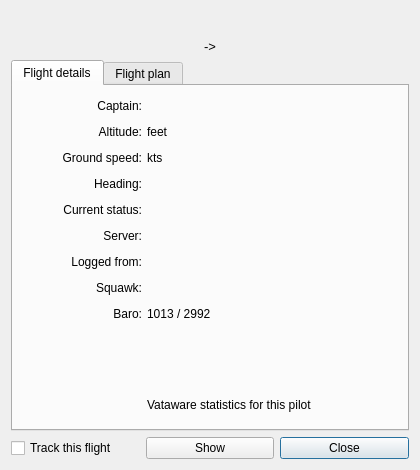
Vatsinator/vatsinator-legacy, file source/ui/windows/flightdetailswindow.ui: the form before one commit.
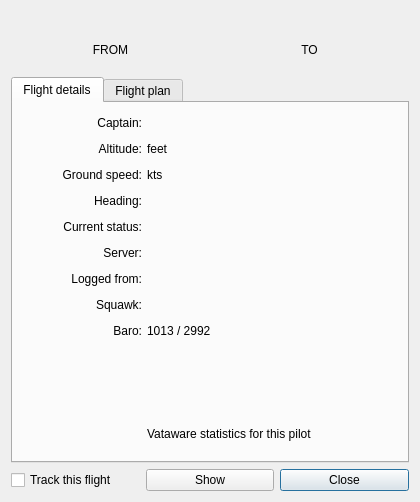
The form after the commit. Icons and pictures are not drawn. Custom widgets are drawn as their Qt base class.

Patch:
```diff
--- a/source/ui/windows/flightdetailswindow.ui
+++ b/source/ui/windows/flightdetailswindow.ui
@@ -10,7 +10,7 @@
     <x>0</x>
     <y>0</y>
     <width>420</width>
-    <height>470</height>
+    <height>502</height>
    </rect>
   </property>
   <property name="windowTitle">
@@ -23,13 +23,11 @@
   <layout class="QVBoxLayout" name="verticalLayout_2">
    <item>
     <layout class="QVBoxLayout" name="verticalLayout">
+     <property name="spacing">
+      <number>0</number>
+     </property>
      <item>
       <widget class="QLabel" name="CallsignLabel">
-       <property name="font">
-        <font>
-         <pointsize>14</pointsize>
-        </font>
-       </property>
        <property name="text">
         <string/>
        </property>
@@ -39,19 +37,107 @@
       </widget>
      </item>
      <item>
-      <widget class="QLabel" name="RouteLabel">
-       <property name="font">
-        <font>
-         <pointsize>10</pointsize>
-        </font>
-       </property>
-       <property name="text">
-        <string notr="true">-&gt;</string>
-       </property>
-       <property name="alignment">
-        <set>Qt::AlignCenter</set>
-       </property>
-      </widget>
+      <layout class="QHBoxLayout" name="horizontalLayout_3">
+       <item>
+        <widget class="QLabel" name="AirlineLogoLabel">
+         <property name="maximumSize">
+          <size>
+           <width>85</width>
+           <height>18</height>
+          </size>
+         </property>
+         <property name="text">
+          <string/>
+         </property>
+        </widget>
+       </item>
+       <item>
+        <widget class="QLabel" name="AirlineLabel">
+         <property name="text">
+          <string/>
+         </property>
+         <property name="alignment">
+          <set>Qt::AlignCenter</set>
+         </property>
+        </widget>
+       </item>
+       <item>
+        <spacer name="horizontalSpacer">
+         <property name="orientation">
+          <enum>Qt::Horizontal</enum>
+         </property>
+         <property name="sizeType">
+          <enum>QSizePolicy::Fixed</enum>
+         </property>
+         <property name="sizeHint" stdset="0">
+          <size>
+           <width>85</width>
+           <height>18</height>
+          </size>
+         </property>
+        </spacer>
+       </item>
+      </layout>
+     </item>
+     <item>
+      <layout class="QHBoxLayout" name="horizontalLayout_7">
+       <item>
+        <widget class="QLabel" name="FromLabel">
+         <property name="text">
+          <string notr="true">FROM</string>
+         </property>
+         <property name="alignment">
+          <set>Qt::AlignCenter</set>
+         </property>
+         <property name="indent">
+          <number>10</number>
+         </property>
+        </widget>
+       </item>
+       <item>
+        <widget class="QLabel" name="ToLabel">
+         <property name="text">
+          <string notr="true">TO</string>
+         </property>
+         <property name="alignment">
+          <set>Qt::AlignCenter</set>
+         </property>
+         <property name="indent">
+          <number>10</number>
+         </property>
+        </widget>
+       </item>
+      </layout>
+     </item>
+     <item>
+      <layout class="QHBoxLayout" name="horizontalLayout_2">
+       <item>
+        <widget class="QLabel" name="FromCityLabel">
+         <property name="text">
+          <string/>
+         </property>
+         <property name="alignment">
+          <set>Qt::AlignCenter</set>
+         </property>
+         <property name="indent">
+          <number>10</number>
+         </property>
+        </widget>
+       </item>
+       <item>
+        <widget class="QLabel" name="ToCityLabel">
+         <property name="text">
+          <string/>
+         </property>
+         <property name="alignment">
+          <set>Qt::AlignCenter</set>
+         </property>
+         <property name="indent">
+          <number>10</number>
+         </property>
+        </widget>
+       </item>
+      </layout>
      </item>
     </layout>
    </item>
```
Left out of the diff: 1 changed line with no effect on the pictures.
